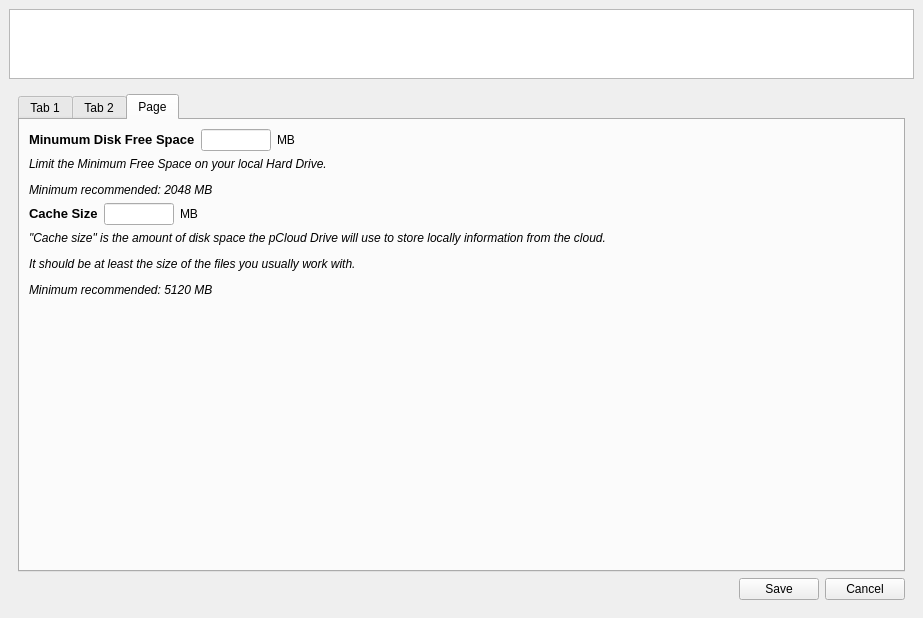
This is pcloudwindow.ui in pcloudcom/psyncgui as Qt 5 draws it before an edit. The edited form follows.
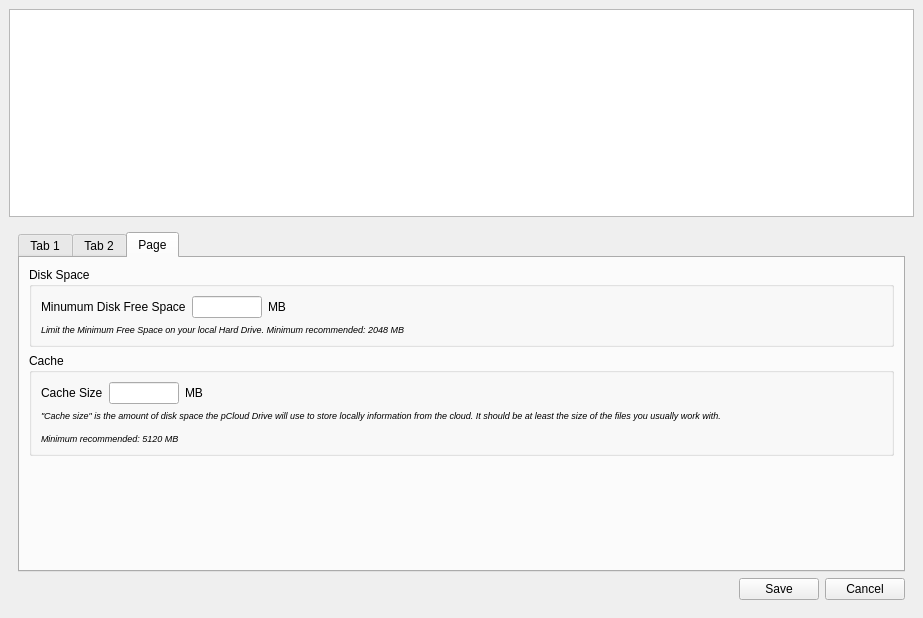
This is the edited form. The open tabs and pages were chosen to show the change. Icons and pictures are not drawn.

Patch:
```diff
--- a/pcloudwindow.ui
+++ b/pcloudwindow.ui
@@ -1223,6 +1223,12 @@
        <layout class="QVBoxLayout" name="verticalLayout_9">
         <item>
          <widget class="QTabWidget" name="tabWidgetSttngs">
+          <property name="maximumSize">
+           <size>
+            <width>16777215</width>
+            <height>340</height>
+           </size>
+          </property>
           <property name="currentIndex">
            <number>2</number>
           </property>
@@ -1528,13 +1534,19 @@
            <attribute name="title">
             <string>Page</string>
            </attribute>
-           <layout class="QVBoxLayout" name="verticalLayout_34">
+           <layout class="QVBoxLayout" name="verticalLayout_35">
+            <item>
+             <widget class="QGroupBox" name="groupBox">
+              <property name="title">
+               <string>Disk Space</string>
+              </property>
+              <layout class="QVBoxLayout" name="verticalLayout_23">
             <item>
              <layout class="QHBoxLayout" name="horizontalLayout_22" stretch="0,0,0,0">
               <item>
                <widget class="QLabel" name="label_minspaceinfo">
                 <property name="text">
-                 <string>&lt;html&gt;&lt;head/&gt;&lt;body&gt;&lt;p&gt;&lt;span style=&quot; font-size:10pt; font-weight:600;&quot;&gt;Minumum Disk Free Space&lt;/span&gt;&lt;/p&gt;&lt;/body&gt;&lt;/html&gt;</string>
+                    <string>&lt;html&gt;&lt;head/&gt;&lt;body&gt;&lt;p&gt;Minumum Disk Free Space&lt;/p&gt;&lt;/body&gt;&lt;/html&gt;</string>
                 </property>
                </widget>
               </item>
@@ -1576,16 +1588,25 @@
             <item>
              <widget class="QLabel" name="label_minspaceinfo2">
               <property name="text">
-               <string>&lt;html&gt;&lt;head/&gt;&lt;body&gt;&lt;p&gt;&lt;span style=&quot; font-style:italic;&quot;&gt;Limit the Minimum Free Space on your local Hard Drive.&lt;/span&gt;&lt;/p&gt;&lt;p&gt;&lt;span style=&quot; font-style:italic;&quot;&gt;Minimum recommended: 2048 MB&lt;/span&gt;&lt;/p&gt;&lt;/body&gt;&lt;/html&gt;</string>
+                  <string>&lt;html&gt;&lt;head/&gt;&lt;body&gt;&lt;p&gt;&lt;span style=&quot; font-size:7pt; font-style:italic;&quot;&gt;Limit the Minimum Free Space on your local Hard Drive. Minimum recommended: 2048 MB&lt;/span&gt;&lt;/p&gt;&lt;/body&gt;&lt;/html&gt;</string>
               </property>
              </widget>
             </item>
+              </layout>
+             </widget>
+            </item>
+            <item>
+             <widget class="QGroupBox" name="groupBox_2">
+              <property name="title">
+               <string>Cache</string>
+              </property>
+              <layout class="QVBoxLayout" name="verticalLayout_34">
             <item>
              <layout class="QHBoxLayout" name="horizontalLayout_7">
               <item>
                <widget class="QLabel" name="label_cache">
                 <property name="text">
-                 <string>&lt;html&gt;&lt;head/&gt;&lt;body&gt;&lt;p&gt;&lt;span style=&quot; font-size:10pt; font-weight:600;&quot;&gt;Cache Size&lt;/span&gt;&lt;/p&gt;&lt;/body&gt;&lt;/html&gt;</string>
+                    <string>&lt;html&gt;&lt;head/&gt;&lt;body&gt;&lt;p&gt;Cache Size&lt;/p&gt;&lt;/body&gt;&lt;/html&gt;</string>
                 </property>
                </widget>
               </item>
@@ -1630,8 +1651,14 @@
             <item>
              <widget class="QLabel" name="label_cacheinfo">
               <property name="text">
-               <string>&lt;html&gt;&lt;head/&gt;&lt;body&gt;&lt;p&gt;&lt;span style=&quot; font-style:italic;&quot;&gt;&amp;quot;Cache size&amp;quot; is the amount of disk space the pCloud Drive will use to store locally information from the cloud. &lt;/span&gt;&lt;/p&gt;&lt;p&gt;&lt;span style=&quot; font-style:italic;&quot;&gt;It should be at least the size of the files you usually work with.&lt;/span&gt;&lt;/p&gt;&lt;p&gt;&lt;span style=&quot; font-style:italic;&quot;&gt;Minimum recommended: 5120 MB &lt;/span&gt;&lt;/p&gt;&lt;/body&gt;&lt;/html&gt;</string>
-              </property>
+                  <string>&lt;html&gt;&lt;head/&gt;&lt;body&gt;&lt;p&gt;&lt;span style=&quot; font-size:7pt; font-style:italic;&quot;&gt;&amp;quot;Cache size&amp;quot; is the amount of disk space the pCloud Drive will use to store locally information from the cloud. It should be at least the size of the files you usually work with.&lt;/span&gt;&lt;/p&gt;&lt;p&gt;&lt;span style=&quot; font-size:7pt; font-style:italic;&quot;&gt;Minimum recommended: 5120 MB &lt;/span&gt;&lt;/p&gt;&lt;/body&gt;&lt;/html&gt;</string>
+                 </property>
+                 <property name="wordWrap">
+                  <bool>true</bool>
+                 </property>
+                </widget>
+               </item>
+              </layout>
              </widget>
             </item>
             <item>
```
Left out of the diff: 76 changed lines with no effect on the pictures. Lines whose indentation alone changed are shown as unchanged.
